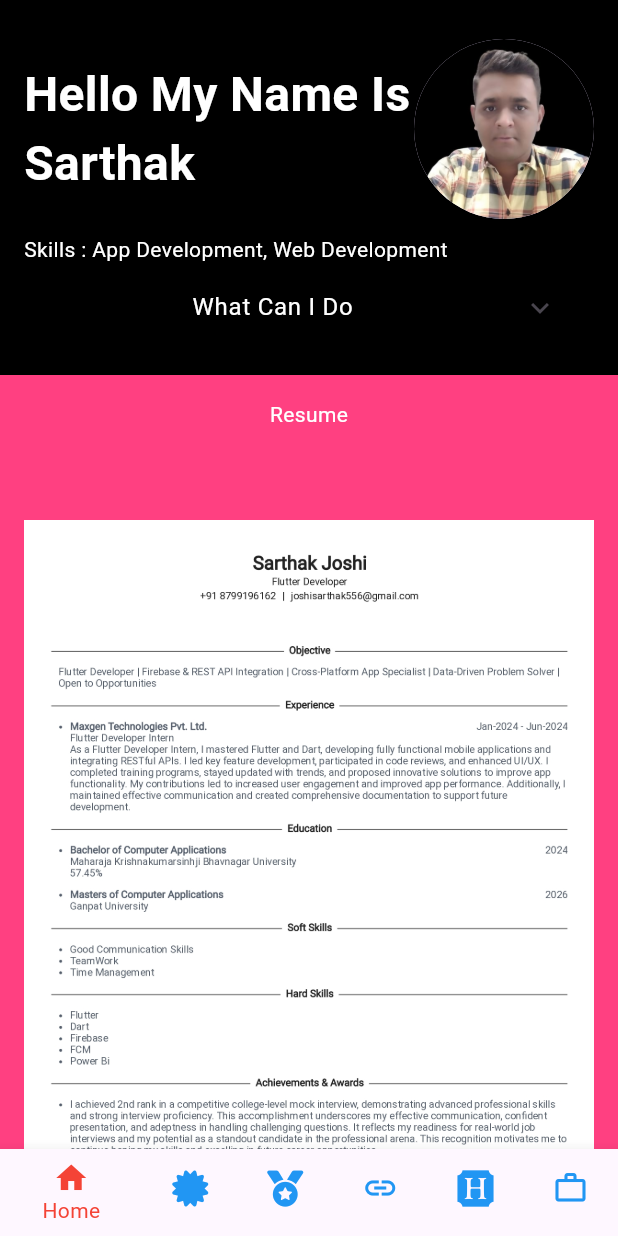
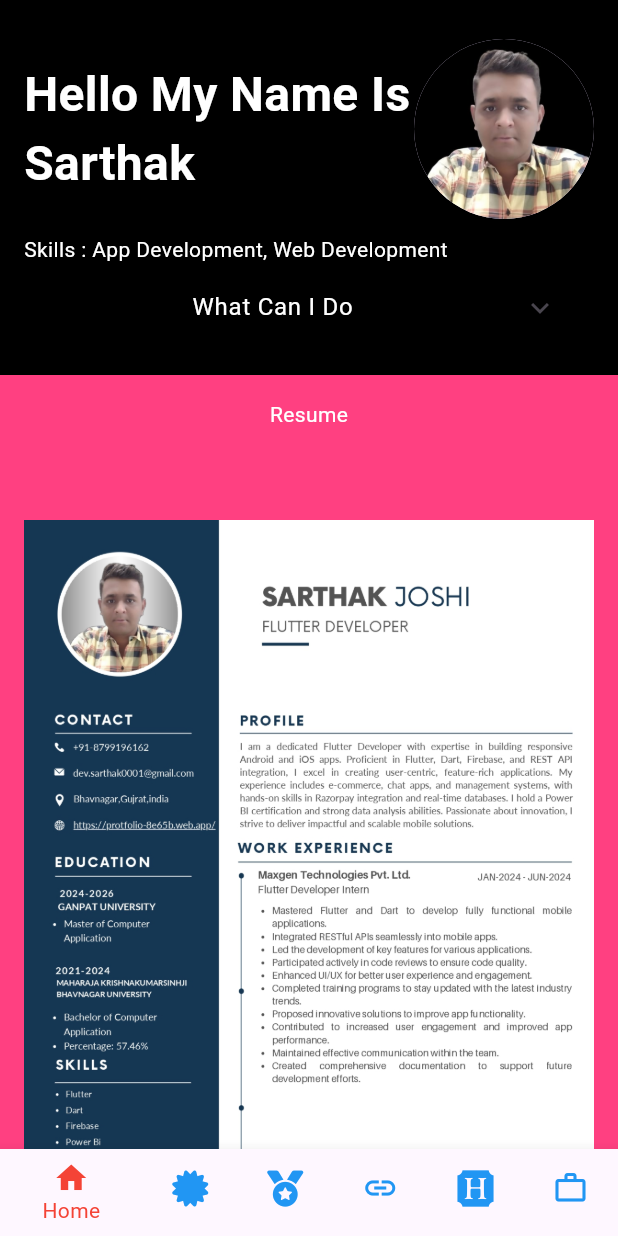
Before and after one commit to sarthakdjoshiFlutterDev30/proftolio_sarthak, a Flutter app: the screen it shows after launch, on a phone screen of 412 x 824 dp. Run offline on Flutter 3.47's test engine with Material 3 defaults, Android fonts, the light colour scheme and no system bars; our stand-ins replace cloud_firestore, email_validator, firebase_core, font_awesome_flutter; accounts and stored records are empty.

Commit message:
init commit

```diff
--- a/lib/My_Site/Portfolio_Page.dart
+++ b/lib/My_Site/Portfolio_Page.dart
@@ -97,10 +97,6 @@ class _Protfolio_PageState extends State<Protfolio_Page> {
                           "asset/images/SarthakJoshi_Resume_FlutterDeveloper_pages-to-jpg-0001.jpg",
                           fit: BoxFit.contain,
                         ),
-                        Image.asset(
-                          "asset/images/SarthakJoshi_Resume_FlutterDeveloper_pages-to-jpg-0002.jpg",
-                          fit: BoxFit.contain,
-                        ),
                       ],
                     ),
                   ),
@@ -112,7 +108,7 @@ class _Protfolio_PageState extends State<Protfolio_Page> {
                       child: ElevatedButton(
                         onPressed: () {
                           launchURL(
-                              "https://drive.google.com/file/d/17et3661kC3ljflvAPPb25j2MAM-2O4ud/view?usp=drive_link");
+                              "https://drive.google.com/file/d/1-A7YvpeyNwvsQUsNfoXA2yW4-XqYFLJQ/view?usp=drive_link");
                         },
                         style: ElevatedButton.styleFrom(
                             backgroundColor: Colors.indigo,
```
Also changed, not shown: asset/images/SarthakJoshi_Resume_FlutterDeveloper_pages-to-jpg-0001.jpg, asset/images/SarthakJoshi_Resume_FlutterDeveloper_pages-to-jpg-0002.jpg (deleted).
